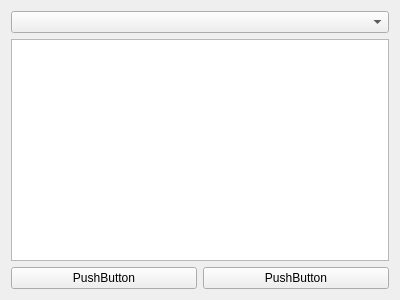
Before: the Qt Designer form task_add.ui in HardEnoughy/toDoAppOnQt, drawn with Qt 5.
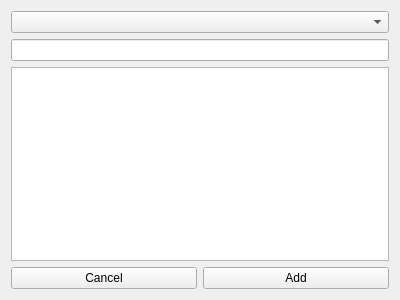
After: the same form once the commit is applied.

Commit message: task_add_window_done

What changed in the file:
```diff
--- a/task_add.ui
+++ b/task_add.ui
@@ -17,6 +17,13 @@
    <item>
     <widget class="QComboBox" name="project_list"/>
    </item>
+   <item>
+    <widget class="QLineEdit" name="task_title">
+     <property name="alignment">
+      <set>Qt::AlignCenter</set>
+     </property>
+    </widget>
+   </item>
    <item>
     <widget class="QTextEdit" name="task_text_edit"/>
    </item>
@@ -25,14 +32,14 @@
      <item>
       <widget class="QPushButton" name="cancel_button">
        <property name="text">
-        <string>PushButton</string>
+        <string>Cancel</string>
        </property>
       </widget>
      </item>
      <item>
       <widget class="QPushButton" name="add_button">
        <property name="text">
-        <string>PushButton</string>
+        <string>Add</string>
        </property>
       </widget>
      </item>
```
The commit also changes 14 other files.
